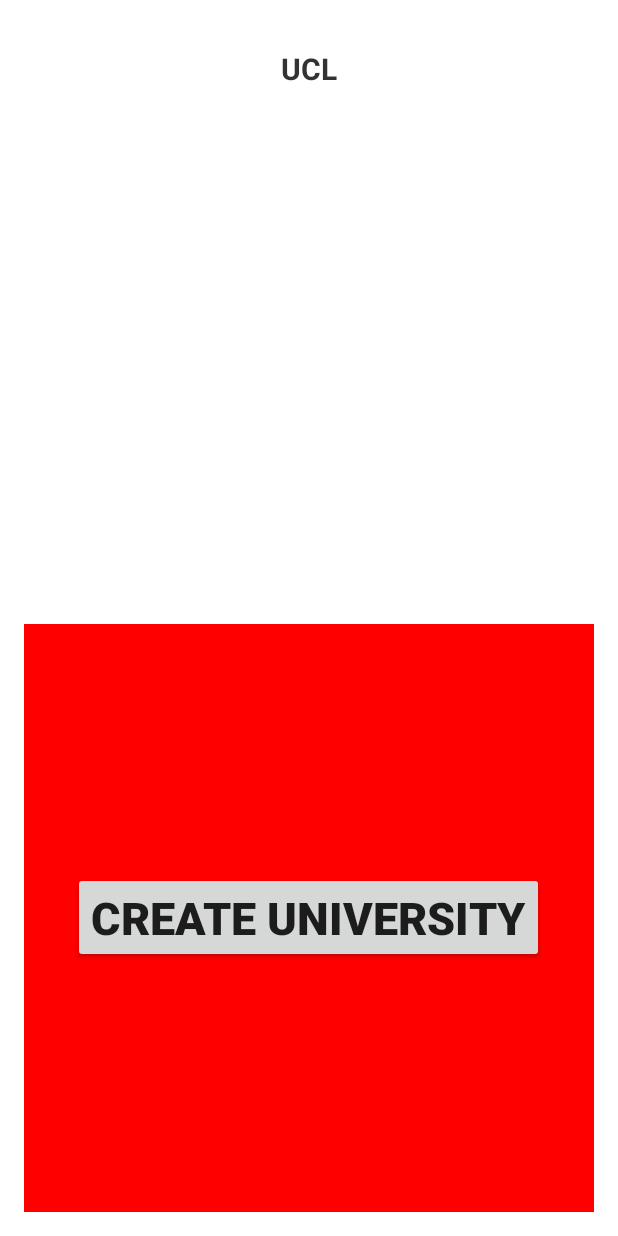
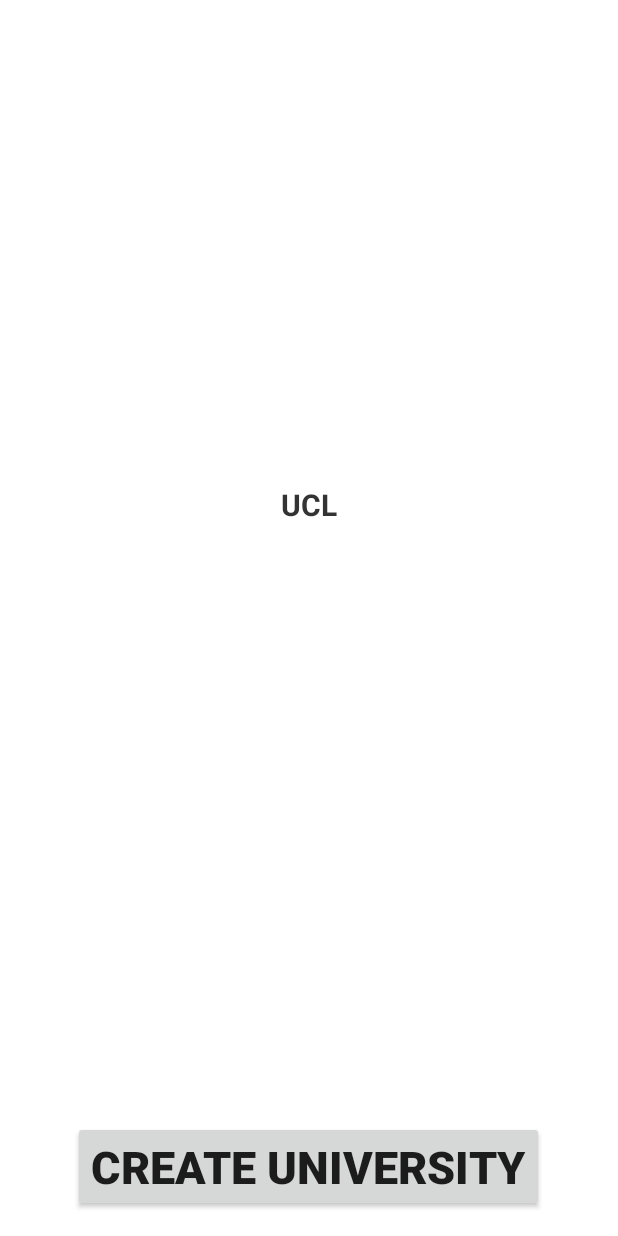
Before and after one commit to nbyouri/TGU, an Android app: the screen it shows after launch (MainActivity), on a phone screen of 412 x 824 dp. Run offline under Robolectric (Android 15) with nearby library versions, the phone set to English and light mode, and no system bars.

Commit message:
Layout main activity

```diff
--- a/app/src/main/res/layout/activity_main.xml
+++ b/app/src/main/res/layout/activity_main.xml
@@ -14,14 +14,14 @@
     <RelativeLayout
         android:id="@+id/layout_title"
         android:layout_width="match_parent"
-        android:layout_height="400sp"
+        android:layout_height="350sp"
         android:background="@color/white">
 
         <TextView
             android:id="@+id/tag_txt"
             android:layout_width="match_parent"
             android:layout_height="wrap_content"
-            android:layout_below="@+id/title_txt"
+            android:layout_alignParentBottom="true"
             android:layout_margin="@dimen/activity_vertical_margin"
             android:gravity="center"
             android:text="@string/app_tag"
@@ -34,13 +34,13 @@
             android:id="@+id/title_txt"
             android:layout_width="match_parent"
             android:layout_height="wrap_content"
-            android:gravity="center"
+            android:gravity="bottom"
+            android:layout_above="@+id/tag_txt"
             android:text="@string/app_name"
             android:textAlignment="center"
             android:textColor="@color/dark_grey"
             android:textSize="50sp"
             android:textStyle="bold"
-            android:layout_alignParentTop="true"
             android:layout_alignParentLeft="true"
             android:layout_alignParentStart="true" />
     </RelativeLayout>
@@ -48,9 +48,9 @@
         android:id="@+id/layout_login"
         android:layout_width="match_parent"
         android:layout_height="wrap_content"
-        android:background="@color/red"
+        android:background="@color/white"
         android:layout_below="@+id/layout_title"
-        android:gravity="center"
+        android:gravity="bottom|center"
         android:layout_alignParentBottom="true">
 
         <Button
```
